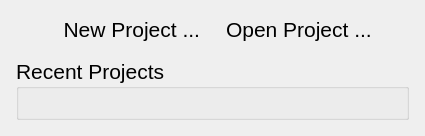
Qt form src/scantailor/app/ui/panels/NewOpenProjectPanel.ui (adehad/py-scantailor) before a commit.
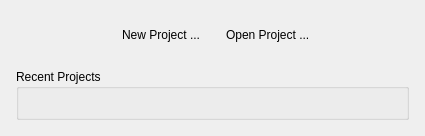
The same form after that commit.

Commit message:
Size all text from the system font
Headings, captions and hints are ratios of the app font, so OS text scaling counts. Part of #236.

Patch:
```diff
--- a/src/scantailor/app/ui/panels/NewOpenProjectPanel.ui
+++ b/src/scantailor/app/ui/panels/NewOpenProjectPanel.ui
@@ -58,11 +58,6 @@
         </item>
         <item>
          <widget class="QLabel" name="newProjectLabel">
-          <property name="font">
-           <font>
-            <pointsize>16</pointsize>
-           </font>
-          </property>
           <property name="text">
            <string>New Project ...</string>
           </property>
@@ -89,11 +84,6 @@
         </item>
         <item>
          <widget class="QLabel" name="openProjectLabel">
-          <property name="font">
-           <font>
-            <pointsize>16</pointsize>
-           </font>
-          </property>
           <property name="text">
            <string>Open Project ...</string>
           </property>
@@ -135,12 +125,6 @@
       </item>
       <item>
        <widget class="QGroupBox" name="recentProjectsGroup">
-        <property name="font">
-         <font>
-          <pointsize>16</pointsize>
-          <kerning>true</kerning>
-         </font>
-        </property>
         <property name="styleSheet">
          <string notr="true"/>
         </property>
```
The commit also changes 14 other files.
